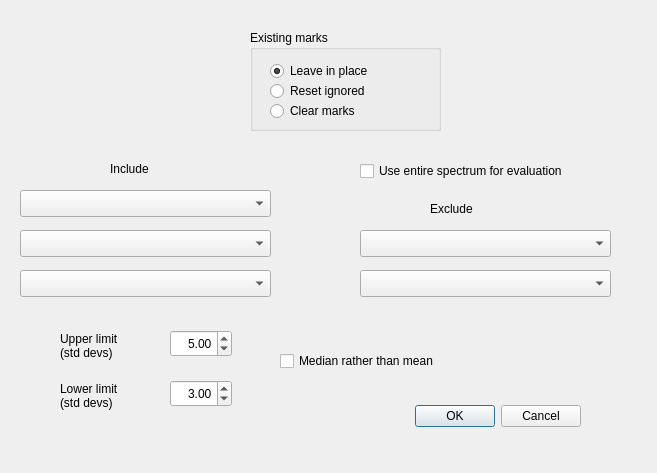
Old version of the form Numpy/Sdadmin/markexceptdlg.ui in the repository JohnMCollins/python-astro-progs.
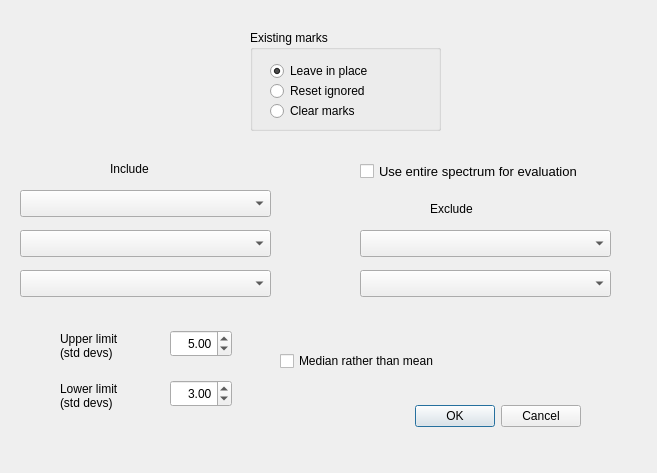
New version of the form.

Commit message: Fix font size errors

Diff of the .ui file:
```diff
--- a/Numpy/Sdadmin/markexceptdlg.ui
+++ b/Numpy/Sdadmin/markexceptdlg.ui
@@ -50,7 +50,7 @@
      <rect>
       <x>20</x>
       <y>30</y>
-      <width>121</width>
+      <width>141</width>
       <height>22</height>
      </rect>
     </property>
@@ -69,7 +69,7 @@
      <rect>
       <x>20</x>
       <y>50</y>
-      <width>131</width>
+      <width>141</width>
       <height>22</height>
      </rect>
     </property>
@@ -106,6 +106,11 @@
      <height>22</height>
     </rect>
    </property>
+   <property name="font">
+    <font>
+     <pointsize>10</pointsize>
+    </font>
+   </property>
    <property name="toolTip">
     <string>Use the whole spectrum for evaluation rather than the
 specified &quot;include&quot; ranges.
@@ -121,7 +126,7 @@
     <rect>
      <x>280</x>
      <y>350</y>
-     <width>201</width>
+     <width>221</width>
      <height>22</height>
     </rect>
    </property>
```
The commit also changes 11 other files.
